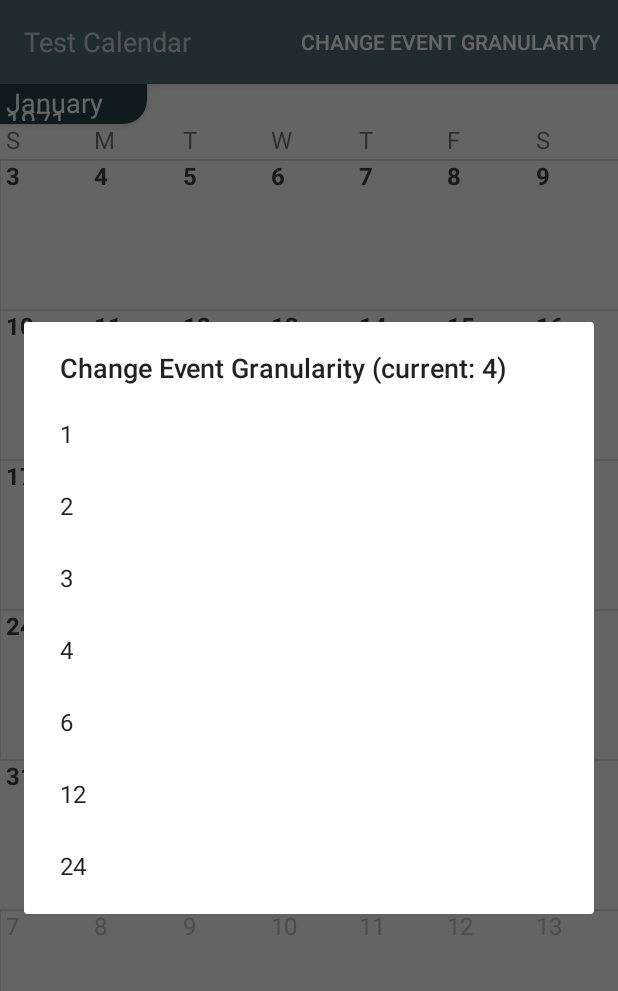
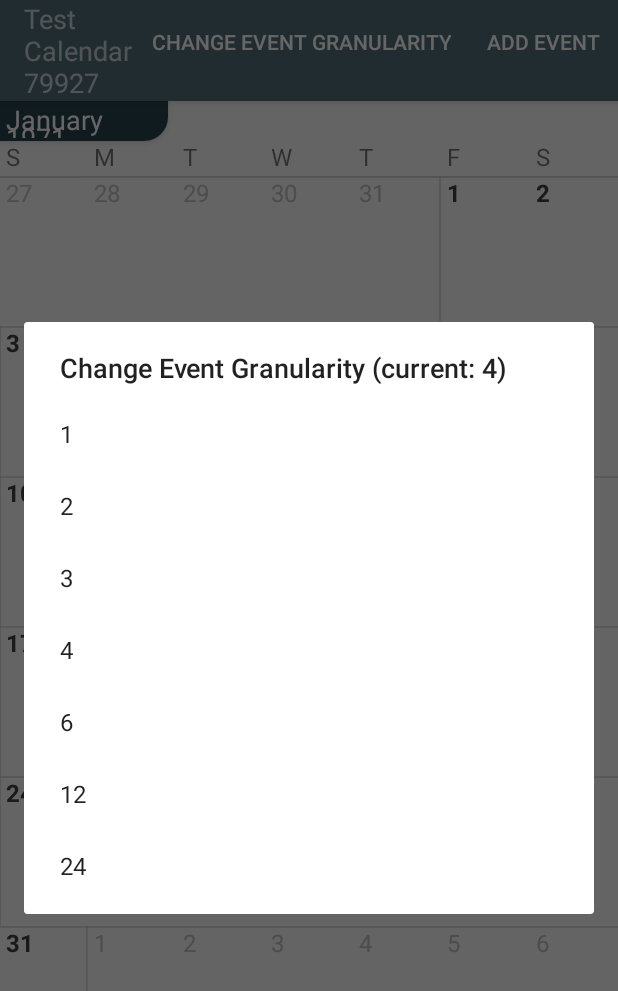
Before and after one commit to eugenexlin/quick-calendar, an Android app: the EditCalendarActivity screen opened directly, with no data from a screen before it, after a tap on "CHANGE EVENT GRANULARITY", on a phone screen of 412 x 824 dp. Shown: the top 991 px of the screen. Run offline under Robolectric (Android 15) with nearby library versions, the light colour scheme and no system bars; our stand-ins replace ButterKnife.

Commit message:
converted calendar to have event sets
use event sets instead of having a list of events directly in calendar.
also begun on the dialog stuff for editing an event.

```diff
--- a/app/src/main/java/com/djdenpa/quickcalendar/models/Calendar.java
+++ b/app/src/main/java/com/djdenpa/quickcalendar/models/Calendar.java
@@ -4,7 +4,7 @@ import android.os.Parcel;
 import android.os.Parcelable;
 
 import java.util.Date;
-import java.util.LinkedList;
+import java.util.HashMap;
 
 public class Calendar implements Parcelable {
   public int id;
@@ -12,7 +12,9 @@ public class Calendar implements Parcelable {
   public Date lastAccess;
   public String creatorIdentity;
 
-  public LinkedList<Event> events = new LinkedList<>();
+  private int nextEventSetId;
+  private Object nextEventSetIdLock = new Object();
+  private HashMap<Integer, EventSet> eventSetHash = new HashMap<>();
 
   public Calendar(){
     name = "";
@@ -52,17 +54,56 @@ public class Calendar implements Parcelable {
     parcel.writeString(creatorIdentity);
   }
 
-  public long getEarliestMillisUTC(){
-    if (events.size() == 0){
-      return new Date().getTime();
-    }
-    long earliestStartUTC = events.get(0).eventStartUTC;
-    for (int i = 1; i < events.size(); i++) {
-      long startUTC = events.get(i).eventStartUTC;
-      if (startUTC < earliestStartUTC) {
-        earliestStartUTC = startUTC;
+  public void saveEventSet(EventSet eventSet) {
+    // if they add an event with an id greater than the next event id,
+    // hek set our next id to greater than that one
+    if (eventSet.id > nextEventSetId) {
+      synchronized (nextEventSetIdLock){
+        nextEventSetId = eventSet.id + 1;
       }
     }
-    return earliestStartUTC;
+    // if no id, assign one.
+    if (eventSet.id == 0){
+      eventSet.id = claimNextId();
+    }
+    // now we see if this event id is already there. if so, save over it.
+    if (eventSetHash.containsKey(eventSet.id )){
+      EventSet existingEventSet = eventSetHash.get(eventSet.id);
+      existingEventSet.copyFrom(eventSet);
+    } else {
+      eventSetHash.put(eventSet.id, eventSet);
+    }
   }
+
+  public int claimNextId() {
+    int result;
+    synchronized (nextEventSetIdLock){
+      result = nextEventSetId;
+      nextEventSetId+=1;
+    }
+    return result;
+  }
+
+
+  public EventSet getFirstEventSet(){
+    EventSet result = null;
+    //return the first that exists.
+    for (EventSet set : eventSetHash.values()){
+      result = set;
+      break;
+    }
+    if (result == null) {
+      result = new EventSet();
+      eventSetHash.put(1, result);
+    }
+    return result;
+  }
+
+  public EventSet getEventSetById(int id){
+    if (eventSetHash.containsKey(id)){
+      return eventSetHash.get(id);
+    }
+    return getFirstEventSet();
+  }
+
 }
--- a/app/src/main/java/com/djdenpa/quickcalendar/models/EventSet.java
+++ b/app/src/main/java/com/djdenpa/quickcalendar/models/EventSet.java
@@ -1,13 +1,70 @@
 package com.djdenpa.quickcalendar.models;
 
-import java.util.LinkedList;
+import java.util.Collection;
+import java.util.Date;
+import java.util.HashMap;
 
 // this is a single snapshot of possible event arrangements of one calendar.
 public class EventSet {
+  public int id;
   public String name;
   public String creatorIdentity;
 
-  public LinkedList<Event> events = new LinkedList<>();
+  private int nextEventId;
+  private Object nextEventIdLock = new Object();
+  //these two must hold the same data,
+  private HashMap<Integer, Event> eventHash = new HashMap<>();
 
+  public void saveEvent(Event event) {
+    // if they add an event with an id greater than the next event id,
+    // hek set our next id to greater than that one
+    if (event.id > nextEventId) {
+      synchronized (nextEventIdLock){
+        nextEventId = event.id + 1;
+      }
+    }
+    // if no id, assign one.
+    if (event.id == 0){
+      event.id = claimNextId();
+    }
+    // now we see if this event id is already there. if so, save over it.
+    if (eventHash.containsKey(event.id )){
+      Event existingEvent = eventHash.get(event.id);
+      existingEvent.copyFrom(event);
+    } else {
+      eventHash.put(event.id, event);
+    }
 
+  }
+
+  public Collection<Event> getAllEvents() {
+    return eventHash.values();
+  }
+
+  public int claimNextId() {
+    int result;
+    synchronized (nextEventIdLock){
+      result = nextEventId;
+      nextEventId+=1;
+    }
+    return result;
+  }
+
+  public long getEarliestMillisUTC(){
+    if (eventHash.size() == 0){
+      return new Date().getTime();
+    }
+    long earliestStartUTC = eventHash.get(0).eventStartUTC;
+    for (Event event : eventHash.values()) {
+      long startUTC = event.eventStartUTC;
+      if (startUTC < earliestStartUTC) {
+        earliestStartUTC = startUTC;
+      }
+    }
+    return earliestStartUTC;
+  }
+
+  public void copyFrom(EventSet eventSet) {
+    this.name = eventSet.name;
+  }
 }
--- a/app/src/main/java/com/djdenpa/quickcalendar/utils/MockCalendarDataGenerator.java
+++ b/app/src/main/java/com/djdenpa/quickcalendar/utils/MockCalendarDataGenerator.java
@@ -3,6 +3,7 @@ package com.djdenpa.quickcalendar.utils;
 import com.djdenpa.quickcalendar.models.Calendar;
 import com.djdenpa.quickcalendar.models.CalendarInfo;
 import com.djdenpa.quickcalendar.models.Event;
+import com.djdenpa.quickcalendar.models.EventSet;
 
 import java.util.Date;
 import java.util.LinkedList;
@@ -30,6 +31,9 @@ public class MockCalendarDataGenerator {
   public int minEventCount = 10;
   public int maxEventCount = 200;
 
+  public int minEventSetCount = 1;
+  public int maxEventSetCount = 5;
+
   public long roundToMs = 1000*60*30;
 
   public Random rand = new Random();
@@ -48,20 +52,31 @@ public class MockCalendarDataGenerator {
   public Calendar getMockCalendar(){
     Calendar result = new Calendar();
 
-    result.name = "Test Calendar";
+    result.name = "Test Calendar " + rand.nextInt(99999);
     result.creatorIdentity = "Test Mom";
 
+    int eventCount = rand.nextInt(maxEventSetCount - minEventSetCount) + minEventSetCount;
+
+    for (int i = 0; i < eventCount; i++){
+      result.saveEventSet(getMockEventSet());
+    }
+    return result;
+  }
+  public EventSet getMockEventSet(){
+    EventSet result = new EventSet();
+
+    result.name = "Test Set + " + rand.nextInt(99999);
     int eventCount = rand.nextInt(maxEventCount - minEventCount) + minEventCount;
 
     for (int i = 0; i < eventCount; i++){
-      result.events.add(getMockEvent());
+      result.saveEvent(getMockEvent());
     }
     return result;
   }
 
   public Event getMockEvent(){
     Event result = new Event();
-    result.name = "event";
+    result.name = "event" + rand.nextInt(99999);;
     result.eventStartUTC = (long) (rand.nextDouble()*(maxEventStartUTC - minEventStartUTC) + minEventStartUTC);
     result.eventDurationMs = getMockDuration();
     return result;
--- a/app/src/main/java/com/djdenpa/quickcalendar/viewmodels/EditCalendarViewModel.java
+++ b/app/src/main/java/com/djdenpa/quickcalendar/viewmodels/EditCalendarViewModel.java
@@ -8,9 +8,11 @@ import android.support.annotation.NonNull;
 
 import com.djdenpa.quickcalendar.R;
 import com.djdenpa.quickcalendar.models.Calendar;
+import com.djdenpa.quickcalendar.models.EventSet;
 
 public class EditCalendarViewModel extends ViewModel {
   public MutableLiveData<Calendar> activeCalendar;
+  public int activeEventSetId;
 
   private Application mApplication;
 
@@ -34,6 +36,13 @@ public class EditCalendarViewModel extends ViewModel {
     return activeCalendar;
   }
 
+  public EventSet getActiveEventSet(){
+    Calendar calendar = activeCalendar.getValue();
+    EventSet eventSet = calendar.getEventSetById(activeEventSetId);
+    activeEventSetId = eventSet.id;
+    return eventSet;
+  }
+
   public void setCalendarName(String name){
     Calendar calendar = getActiveCalendar().getValue();
     String cleanedName = name.trim();
--- a/app/src/main/java/com/djdenpa/quickcalendar/views/activities/EditCalendarActivity.java
+++ b/app/src/main/java/com/djdenpa/quickcalendar/views/activities/EditCalendarActivity.java
@@ -42,6 +42,10 @@ public class EditCalendarActivity extends AppCompatActivity {
       mEditCalendarFragment.PromptChangeGranularityFactor();
       return true;
     }
+    if (id == R.id.action_add_event) {
+      mEditCalendarFragment.PromptChangeGranularityFactor();
+      return true;
+    }
 
     return super.onOptionsItemSelected(item);
   }
--- a/app/src/main/java/com/djdenpa/quickcalendar/views/adapters/CalendarWeekAdapter.java
+++ b/app/src/main/java/com/djdenpa/quickcalendar/views/adapters/CalendarWeekAdapter.java
@@ -19,6 +19,7 @@ import android.widget.TextView;
 import com.djdenpa.quickcalendar.R;
 import com.djdenpa.quickcalendar.models.Calendar;
 import com.djdenpa.quickcalendar.models.Event;
+import com.djdenpa.quickcalendar.models.EventSet;
 import com.djdenpa.quickcalendar.utils.EventCollisionChecker;
 import com.djdenpa.quickcalendar.utils.EventCollisionInfo;
 
@@ -57,7 +58,7 @@ public class CalendarWeekAdapter extends RecyclerView.Adapter<CalendarWeekViewHo
   }
 
   private java.util.Calendar mMidpointDate;
-  private Calendar mCalendar;
+  private EventSet mEventSet;
 
   private int mHighlightMonth;
 
@@ -145,7 +146,7 @@ public class CalendarWeekAdapter extends RecyclerView.Adapter<CalendarWeekViewHo
     long weekStartMillis = javaCal.getTimeInMillis();
     EventCollisionChecker oECC = new EventCollisionChecker();
     // bind the events
-    for (Event event : mCalendar.events){
+    for (Event event : mEventSet.getAllEvents()){
       // does event fall on this week
       // default to inverted left right position
       // they must return to neutral for us to render the event.
@@ -214,8 +215,8 @@ public class CalendarWeekAdapter extends RecyclerView.Adapter<CalendarWeekViewHo
     }
   }
 
-  public void setData(Calendar calendar){
-    mCalendar = calendar;
+  public void setData(EventSet eventSet){
+    mEventSet = eventSet;
   }
 
   public void setMidpointDateMillis(long millis){
--- a/app/src/main/java/com/djdenpa/quickcalendar/views/fragments/EditCalendarFragment.java
+++ b/app/src/main/java/com/djdenpa/quickcalendar/views/fragments/EditCalendarFragment.java
@@ -14,10 +14,12 @@ import android.view.ViewTreeObserver;
 import android.widget.TextView;
 
 import com.djdenpa.quickcalendar.R;
+import com.djdenpa.quickcalendar.models.Event;
 import com.djdenpa.quickcalendar.utils.MockCalendarDataGenerator;
 import com.djdenpa.quickcalendar.viewmodels.EditCalendarViewModel;
 import com.djdenpa.quickcalendar.views.adapters.CalendarWeekAdapter;
 import com.djdenpa.quickcalendar.views.adapters.CalendarWeekViewHolder;
+import com.djdenpa.quickcalendar.views.dialogs.EditCalendarEventDialog;
 import com.djdenpa.quickcalendar.views.dialogs.EditCalendarNameDialog;
 import com.djdenpa.quickcalendar.views.dialogs.GenericSingleSelectListDialog;
 
@@ -30,7 +32,8 @@ import butterknife.Unbinder;
 
 public class EditCalendarFragment extends Fragment
         implements EditCalendarNameDialog.EditCalendarNameListener,
-        GenericSingleSelectListDialog.GenericSpinnerDialogListener{
+        GenericSingleSelectListDialog.GenericSpinnerDialogListener,
+        EditCalendarEventDialog.EditCalendarNameListener {
 
   private Unbinder unbinder;
   @BindView(R.id.tv_calendar_name)
@@ -74,7 +77,7 @@ public class EditCalendarFragment extends Fragment
       } else {
         tvCalendarName.setText(calendar.name);
       }
-      mAdapter.setData(calendar);
+      mAdapter.setData(viewModel.getActiveEventSet());
     });
   }
 
@@ -99,7 +102,7 @@ public class EditCalendarFragment extends Fragment
 
     mAdapter = new CalendarWeekAdapter(getContext());
     //fetch earliest event, it will be base scroll
-    long earliestEventMillis = viewModel.getActiveCalendar().getValue().getEarliestMillisUTC();
+    long earliestEventMillis = viewModel.getActiveCalendar().getValue().getFirstEventSet().getEarliestMillisUTC();
     mAdapter.setMidpointDateMillis(earliestEventMillis);
     java.util.Calendar earliestEventCal = java.util.Calendar.getInstance();
     earliestEventCal.setTimeInMillis(earliestEventMillis);
@@ -183,6 +186,21 @@ public class EditCalendarFragment extends Fragment
 
   }
 
+  public void PromptEditEvent(Event event){
+
+    EditCalendarEventDialog dialog = new EditCalendarEventDialog();
+    Bundle args = new Bundle();
+    if (event != null){
+      args.putParcelable(EditCalendarEventDialog.BUNDLE_CALENDAR_EVENT,
+              event);
+      dialog.setArguments(args);
+    }
+    dialog.setTargetFragment(this, DIALOG_CODE_CHANGE_WEEK_GRANULARITY);
+
+    dialog.show(getFragmentManager(), "CHANGE_GRANULARITY");
+
+  }
+
   @Override
   public void setCalendarName(String name) {
     String cleanedName = name.trim();
@@ -201,4 +219,9 @@ public class EditCalendarFragment extends Fragment
     }
 
   }
+
+  @Override
+  public void saveEve nt(Event event) {
+
+  }
 }
--- a/app/src/main/res/menu/menu_calendar_edit.xml
+++ b/app/src/main/res/menu/menu_calendar_edit.xml
@@ -8,4 +8,9 @@
       android:orderInCategory="1"
       android:title="@string/menu_change_granularity"
       app:showAsAction="always"/>
+  <item
+      android:id="@+id/action_add_event"
+      android:orderInCategory="1"
+      android:title="@string/menu_add_event"
+      app:showAsAction="always"/>
 </menu>
--- a/app/src/main/res/values/strings.xml
+++ b/app/src/main/res/values/strings.xml
@@ -27,6 +27,9 @@
 
 
   <string name="menu_change_granularity">Change Event Granularity</string>
+  <string name="menu_add_event">Add Event</string>
+
+  <string name="edit_event_event_name_label">Event Name</string>
 
 
   <string-array name="week_granularity">
```
Also changed, not shown: app/src/main/java/com/djdenpa/quickcalendar/models/Event.java (+46 -1 lines), app/src/main/java/com/djdenpa/quickcalendar/views/dialogs/EditCalendarEventDialog.java (added, +69 -0 lines), app/src/main/res/layout/dialog_edit_calendar_event.xml (added, +28 -0 lines).
